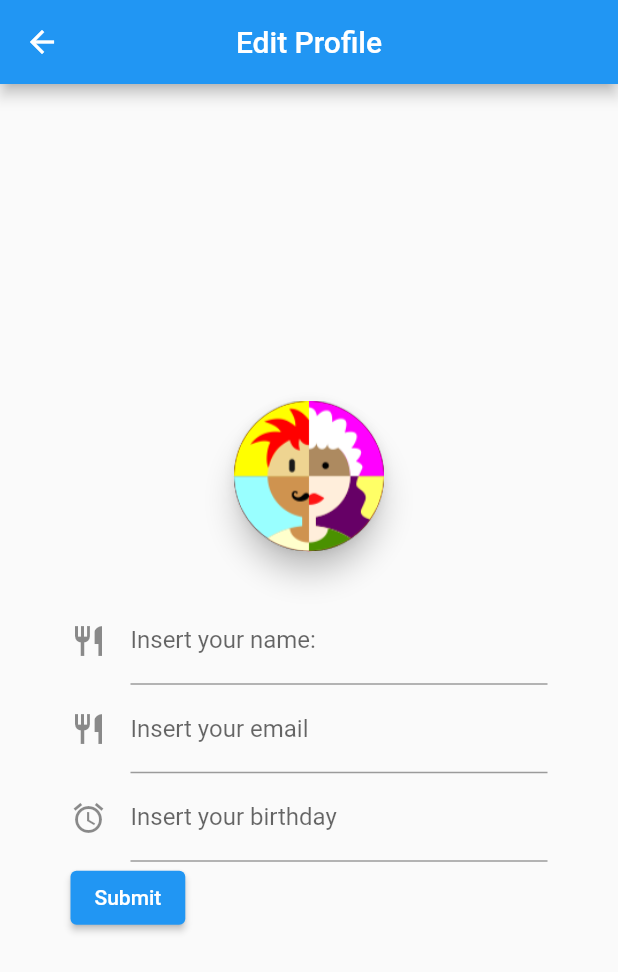
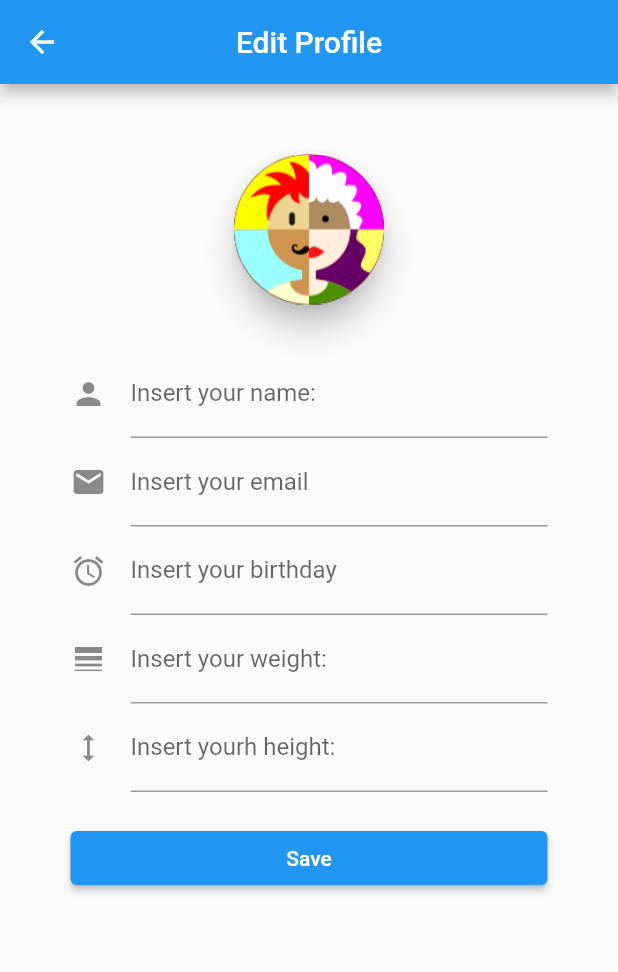
Before and after one commit to DavideBombassei/CarboTracker, a Flutter app: the ProfilePage screen opened by its route, after a tap on the "create" icon, on a phone screen of 412 x 824 dp. Shown: the top 972 px of the screen. Run offline on Flutter 3.47's test engine with Material 2 defaults, Android fonts, the phone set to English and light mode, and no system bars; drawn by our look-alikes of avatar_glow, datetime_picker_formfield; our stand-ins replace animated_text_kit, date_format, shared_preferences, table_calendar; missing offline and left inert: dynamic_themes, image_downloader; accounts and stored records are empty.

Commit message:
EditProfile

```diff
--- a/app19/lib/others/profile.dart
+++ b/app19/lib/others/profile.dart
@@ -1,7 +1,7 @@
 import 'package:flutter/cupertino.dart';
 import 'package:flutter/gestures.dart';
 
-Profile profile = Profile(name: 'Mario', email: '');
+Profile profile = Profile(name: 'Anna Arnaudo', email: 'anna@gmail,com');
 
 class Profile extends ChangeNotifier {
   String? name;
@@ -9,9 +9,16 @@ class Profile extends ChangeNotifier {
   double? weight;
   double? height;
   DateTime? dateTime;
+  String? birthday;
 
   //Constructor
-  Profile({this.name, this.email, this.dateTime, this.weight, this.height});
+  Profile(
+      {this.name,
+      this.email,
+      this.dateTime,
+      this.weight,
+      this.height,
+      this.birthday});
   void editProfile(Profile editProfile) {
     profile = editProfile;
     notifyListeners();
--- a/app19/lib/screens/editprofile.dart
+++ b/app19/lib/screens/editprofile.dart
@@ -17,6 +17,7 @@ class EditProfile extends StatelessWidget {
   @override
   Widget build(BuildContext context) {
     return Scaffold(
+      resizeToAvoidBottomInset: false,
       appBar: AppBar(
         title: Text('Edit Profile'),
         centerTitle: true,
@@ -38,6 +39,7 @@ class _EditProfileState extends State<EditProfileState> {
   Widget build(BuildContext context) {
     return Padding(
         padding: const EdgeInsets.all(27.0),
+        child: SingleChildScrollView(
           child: Column(
               mainAxisAlignment: MainAxisAlignment.center,
               crossAxisAlignment: CrossAxisAlignment.stretch,
@@ -56,46 +58,13 @@ class _EditProfileState extends State<EditProfileState> {
                   ),
                 ),
                 _modifyProfile(context),
-            /*FloatingActionButton(
-              onPressed: () => _saveChanges(context),
-              child: Icon(Icons.save),
-            ),*/
-            /*Column(
-              children: [
-                TextField(
-                  controller: _namecontroller,
-                  decoration: InputDecoration(
-                    border: OutlineInputBorder(),
-                    labelText: 'Name',
-                    hintText: '$_name',
-                  ),
-                ),
-                const SizedBox(height: 20),
-                TextField(
-                  controller: _emailcontroller,
-                  decoration: InputDecoration(
-                    border: OutlineInputBorder(),
-                    labelText: 'Email',
-                    hintText: '$_email',
-                  ),
-                ),
-                const SizedBox(height: 20),
-                ElevatedButton(
-                  child: Text('Save changes'),
-                  onPressed: () {
-                    Navigator.pop(context);
-
-                    //if (_usercontroller.value.text == 'anna_arnaudo' && _pswcontroller.value.text == 'Biowrbl19'){
-                  },
-                ),
-              ],
-            ),*/
               ]),
-    );
+        ));
   }
 
   TextEditingController _nameControll = TextEditingController();
   TextEditingController _emailControll = TextEditingController();
+
   DateTime? _date = DateTime(2000, 1, 1);
   TextEditingController _weightControll = TextEditingController();
   TextEditingController _heightControll = TextEditingController();
@@ -109,13 +78,12 @@ class _EditProfileState extends State<EditProfileState> {
         child: Container(
           margin: new EdgeInsets.symmetric(horizontal: 20.0, vertical: 10.0),
           child: Column(
-            crossAxisAlignment: CrossAxisAlignment.start,
+            crossAxisAlignment: CrossAxisAlignment.stretch,
+            mainAxisAlignment: MainAxisAlignment.center,
             children: <Widget>[
               TextFormField(
                   decoration: const InputDecoration(
-                    icon: Icon(
-                      Icons.restaurant,
-                    ),
+                    icon: Icon(Icons.person),
                     hintText: 'Name *',
                     //widget.mealIndex == -1 ? 'Carbohydrates *' : 'Carbohydrates *',
                     labelText: 'Insert your name: ',
@@ -134,44 +102,76 @@ class _EditProfileState extends State<EditProfileState> {
               TextFormField(
                   decoration: const InputDecoration(
                     icon: Icon(
-                      Icons.restaurant,
+                      Icons.email,
                     ),
                     hintText: 'Email *',
-                    //widget.mealIndex == -1 ? 'Carbohydrates *' : 'Carbohydrates *',
                     labelText: 'Insert your email',
                   ),
                   controller: _emailControll,
-                  // The validator receives the text that the user has entered.
-                  /*validator: (value) {
+                  validator: (value) {
                     if (value == null || value.isEmpty) {
                       return 'Please enter some text';
                     }
                     return null;
-                  },*/
+                  },
                   onSaved: (value) {
                     _editProfile.email = _emailControll.text;
                   }),
               DateTimeField(
                   decoration: const InputDecoration(
                     icon: Icon(Icons.alarm),
-                    hintText: 'yyyy-MM-dd*',
+                    hintText: 'yyyy-MM-dd *',
                     labelText: 'Insert your birthday',
                   ),
                   format: format,
                   onShowPicker: (context, currentValue) async {
-                    final _date = await showDatePicker(
+                    final date = await showDatePicker(
                         context: context,
                         firstDate: DateTime(1900),
                         initialDate: currentValue ?? DateTime.now(),
                         lastDate: DateTime(2100));
-                    return _date;
+                    _date = date;
+                    return date;
+                  },
+                  validator: (value) {
+                    if (value == null) {
+                      return null;
+                    }
                   },
                   onSaved: (value) {
+                    //_editProfile.birthday = DateFormat('yyyy-MM-dd').format(_date);;
+                    //DateFormat('dd-MM-yyyy').format(_date);
+
                     _editProfile.dateTime = _date;
                   }),
+              TextFormField(
+                  decoration: const InputDecoration(
+                    icon: Icon(
+                      Icons.line_weight,
+                    ),
+                    hintText: 'Weight *',
+                    labelText: 'Insert your weight: ',
+                  ),
+                  controller: _weightControll,
+                  onSaved: (value) {
+                    _editProfile.weight = double.parse(_weightControll.text);
+                  }),
+              TextFormField(
+                  decoration: const InputDecoration(
+                    icon: Icon(
+                      Icons.height,
+                    ),
+                    hintText: 'Height *',
+                    labelText: 'Insert yourh height: ',
+                  ),
+                  controller: _heightControll,
+                  onSaved: (value) {
+                    _editProfile.height = double.parse(_heightControll.text);
+                  }),
+              const SizedBox(height: 20),
               ElevatedButton(
                 onPressed: () {
-                  developer.log('LOG:${_nameControll.text}');
+                  developer.log('LOG:${_date}');
                   // Validate returns true if the form is valid, or false otherwise.
                   if (_formKey.currentState!.validate()) {
                     _saveChanges(context);
@@ -183,38 +183,8 @@ class _EditProfileState extends State<EditProfileState> {
                     );
                   }
                 },
-                child: const Text('Submit'),
+                child: Text('Save'),
               ),
-              /*DateTimeField(
-                  decoration: const InputDecoration(
-                    icon: Icon(Icons.alarm),
-                    hintText: 'yyyy-MM-dd HH:mm*',
-                    labelText: 'Meal time',
-                  ),
-                  format: format,
-                  onShowPicker: (context, currentValue) async {
-                    final date = await showDatePicker(
-                        context: context,
-                        firstDate: DateTime(1900),
-                        initialDate: currentValue ?? DateTime.now(),
-                        lastDate: DateTime(2100));
-                    if (date != null) {
-                      final time = await showTimePicker(
-                        context: context,
-                        initialTime: TimeOfDay.fromDateTime(
-                            currentValue ?? DateTime.now()),
-                      );
-                      _datetime = DateTimeField.combine(date, time);
-                      return _datetime;
-                    } else {
-                      _datetime = currentValue;
-                      return _datetime;
-                    }
-                  },
-                  onSaved: (value) {
-                    profile.dateTime = _datetime;
-                  }),*/
-              // Add TextFormFields and ElevatedButton here.
             ],
           ),
         ));
--- a/app19/lib/screens/profilepage.dart
+++ b/app19/lib/screens/profilepage.dart
@@ -3,9 +3,15 @@ import 'package:flutter/material.dart';
 import 'package:avatar_glow/avatar_glow.dart';
 import 'package:app19/screens/carbolist.dart';
 import 'package:app19/others/profile.dart';
+import 'package:intl/intl.dart';
 import 'package:provider/provider.dart';
 
-class ProfilePage extends StatelessWidget {
+class ProfilePage extends StatefulWidget {
+  @override
+  State<ProfilePage> createState() => _ProfilePageState();
+}
+
+class _ProfilePageState extends State<ProfilePage> {
   //Profile profile = Profile(name: 'mario', email: 'mario@gmail.com');
   @override
   Widget build(BuildContext context) {
@@ -14,50 +20,30 @@ class ProfilePage extends StatelessWidget {
         title: Text('Profile'),
         centerTitle: true,
       ),
-      body: Center(child: Consumer<Profile>(
-        builder: (context, Profile, child) {
-          return Text('${profile.name}');
-        },
-      )),
-      //Profile(),
+      body: _visualProfile(context),
       floatingActionButton: FloatingActionButton(
           child: Icon(Icons.create),
           onPressed: () {
             Navigator.pushNamed(context, 'editprofile');
           }),
+
+      /*Center(child: Consumer<Profile>(
+        builder: (context, Profile, child) {
+          return Text('${profile.name}');
+        },
+      )),*/
     );
   }
 }
 
-/*class Profile extends StatefulWidget {
-  @override
-  State<Profile> createState() => _ProfileState();
-}
-
-class _ProfileState extends State<Profile> {
-  void _addCarbo10() {
-    //funzione per aggiungere 10g
-    setState(() {
-      //carb += 10;
-    });
-  }
-
-  final _name = 'rossi';
-  final _email = 'mario.rossi@gmail.com';
-  @override
-  Widget build(BuildContext context) {
-    return Padding(
-        padding: const EdgeInsets.all(27.0),
-        child: Consumer<Profile>(
-          builder: (context, cart, child) {
-            return Text('You have ${cart.products.length} items in your cart.');
-          },
-        )
-        /*Column(
+Widget _visualProfile(BuildContext context) {
+  //developer.log('LOG:${_editProfile.name}');
+  return Column(
       mainAxisAlignment: MainAxisAlignment.start,
       crossAxisAlignment: CrossAxisAlignment.stretch,
       //mainAxisAlignment: MainAxisAlignment.center,
       children: [
+        const SizedBox(height: 20),
         AvatarGlow(
           endRadius: 100.0,
           child: Material(
@@ -72,17 +58,49 @@ class _ProfileState extends State<Profile> {
             ),
           ),
         ),
+        const SizedBox(height: 20),
         Column(children: [
-                Text(
-                  '$_name',
-                  style: TextStyle(fontWeight: FontWeight.bold, fontSize: 24),
-                ),
+          Consumer<Profile>(builder: (context, Profile, child) {
+            return Text('Name: ${profile.name}',
+                style: TextStyle(fontWeight: FontWeight.bold, fontSize: 24));
+          }),
           const SizedBox(height: 30),
-                Text(
-                  '$_email',
-                  style: TextStyle(color: Colors.grey),
-                )
+          Consumer<Profile>(builder: (context, Profile, child) {
+            return Text('Email: ${profile.email}',
+                style: TextStyle(color: Colors.grey));
+          }),
+          const SizedBox(height: 30),
+          Consumer<Profile>(builder: (context, Profile, child) {
+            return profile.dateTime == null
+                ? Text('')
+                : Text(
+                    //'Birthday: ${DateFormat('yyyy-MM-dd').format(profile.dateTime)}',
+                    'Birthday: ${profile.dateTime}',
+                    style: TextStyle(color: Colors.grey));
+          }),
+          const SizedBox(height: 30),
+          Consumer<Profile>(builder: (context, Profile, child) {
+            return profile.height == null
+                ? Text('')
+                : Text('Height: ${profile.height}',
+                    style: TextStyle(color: Colors.grey));
+          }),
+          const SizedBox(height: 30),
+          Consumer<Profile>(builder: (context, Profile, child) {
+            return profile.weight == null
+                ? Text('')
+                : Text('Weight: ${profile.weight}',
+                    style: TextStyle(color: Colors.grey));
+          }),
+          //_moreInformation(context)
         ]),
-            ])*/
-        );
-  }}*/
+      ]);
+}
+
+
+/*floatingActionButton: widget.mealIndex == -1
+          ? null
+          : FloatingActionButton(
+              onPressed: () => _deleteAndPop(context),
+              child: Icon(Icons.delete),
+            ),*/
```
Also changed, not shown: app19/lib/screens/homepage.dart (+9 -5 lines). Lines whose indentation alone changed are shown as unchanged.
